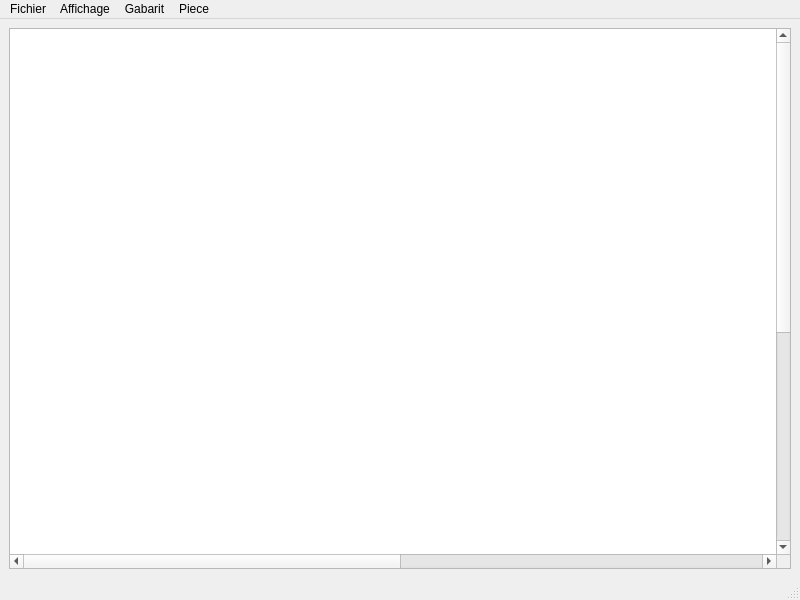
Qt form mainwindow.ui (gilboonet/Deplieur-CPP) before a commit.
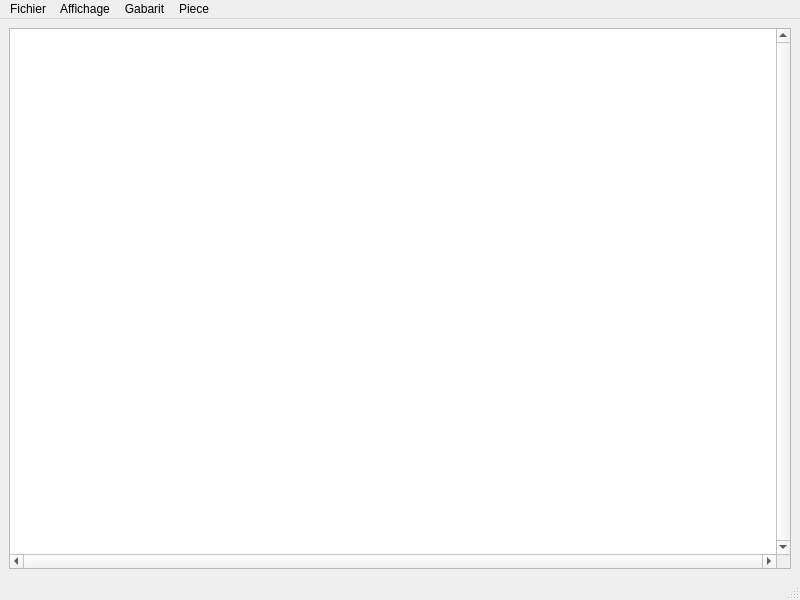
The same form after that commit.

Patch:
```diff
--- a/mainwindow.ui
+++ b/mainwindow.ui
@@ -42,8 +42,8 @@
        <rectf>
         <x>0.000000000000000</x>
         <y>0.000000000000000</y>
-        <width>1500.000000000000000</width>
-        <height>900.000000000000000</height>
+        <width>0.000000000000000</width>
+        <height>0.000000000000000</height>
        </rectf>
       </property>
      </widget>
```
